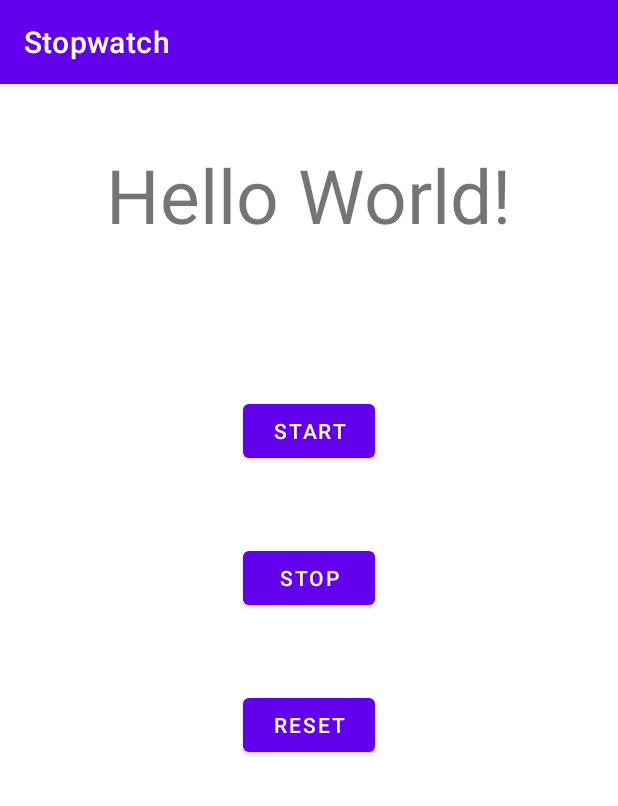
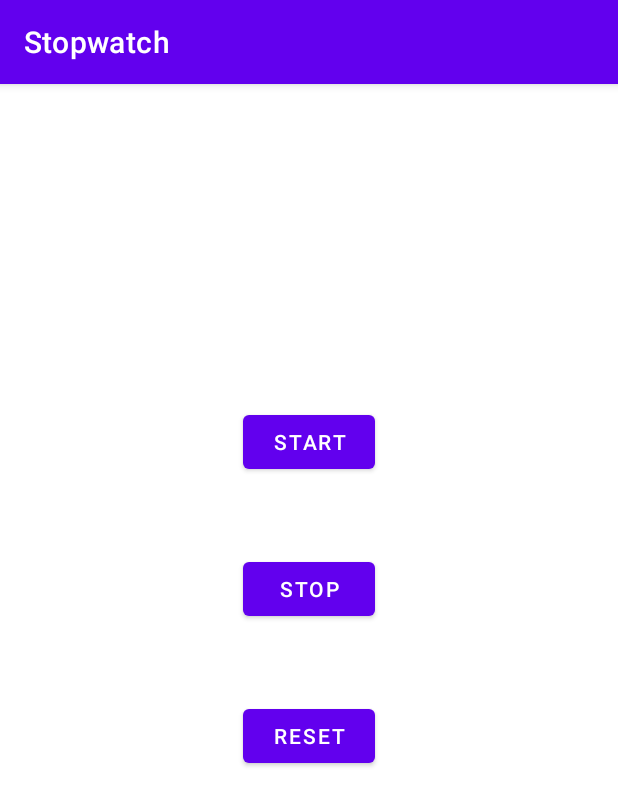
Before and after one commit to JosipTr/android-stopwatch, an Android app: the screen it shows after launch (MainActivity), on a phone screen of 412 x 824 dp. Shown: the top 806 px of the screen. Run offline under Robolectric (Android 15) with nearby library versions, the phone set to English and light mode, and no system bars.

Commit message:
Update layout

```diff
--- a/app/src/main/res/layout/activity_main.xml
+++ b/app/src/main/res/layout/activity_main.xml
@@ -9,12 +9,13 @@
     tools:context=".MainActivity">
 
     <TextView
+        android:id="@+id/time_view"
         android:layout_width="wrap_content"
         android:layout_height="wrap_content"
         android:layout_gravity="center"
         android:layout_marginTop="20dp"
-        android:textSize="50sp"
-        android:text="Hello World!" />
+        android:textSize="56sp"
+        android:textAppearance="@android:style/TextAppearance.Large" />
 
     <Button
         android:id="@+id/btnStart"
```
